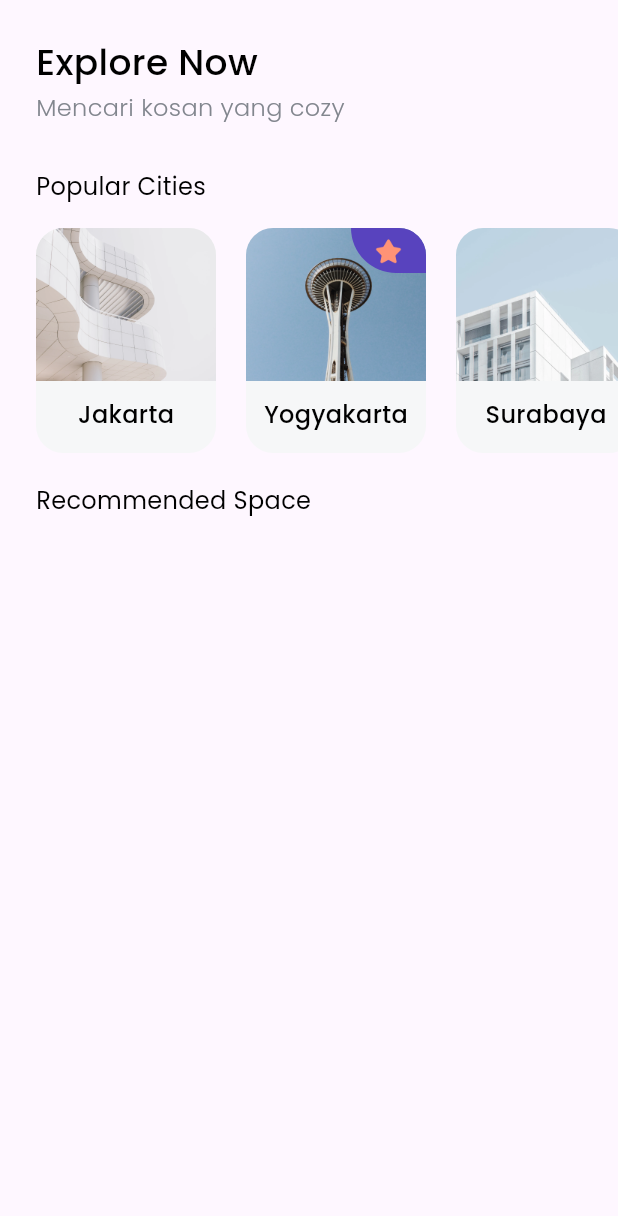
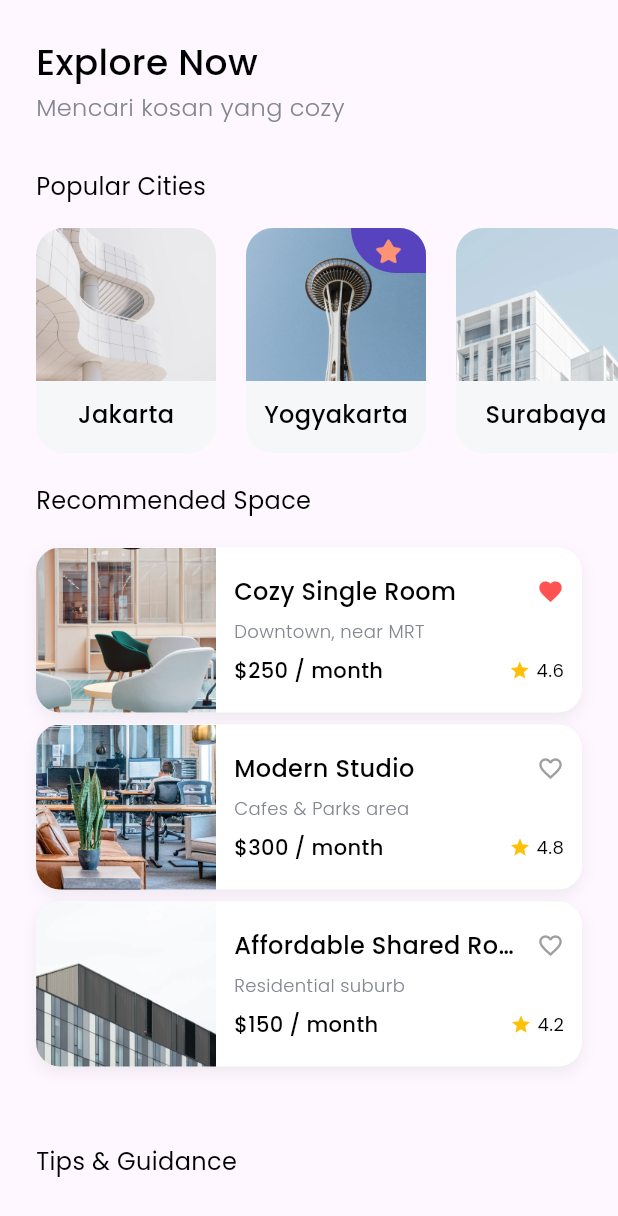
Before and after one commit to rafi-zimraan/flutter_find_house_app, a Flutter app: the screen it shows after launch, after a tap on "Explore Now", on a phone screen of 412 x 824 dp. Shown: the top 1216 px of the screen. Run offline on Flutter 3.47's test engine with Material 3 defaults, Android fonts, the phone set to English and light mode, and no system bars; our stand-ins replace google_fonts.

Commit message:
feat: add bottomNavbar & spaceCard & HomeScreen

```diff
--- /dev/null
+++ b/lib/model/Tips.dart
@@ -0,0 +1,13 @@
+class Tips {
+  int id;
+  String title;
+  String imageUrl;
+  String updatedAt;
+
+  Tips({
+    required this.id,
+    required this.title,
+    required this.imageUrl,
+    required this.updatedAt,
+  });
+}
--- a/lib/pages/HomeScreen.dart
+++ b/lib/pages/HomeScreen.dart
@@ -1,7 +1,11 @@
 import 'package:flutter/material.dart';
 import 'package:flutter_find_house_app/model/City.dart';
+import 'package:flutter_find_house_app/model/Tips.dart';
 import 'package:flutter_find_house_app/theme.dart';
+import 'package:flutter_find_house_app/widgets/bottom_navbar.dart';
 import 'package:flutter_find_house_app/widgets/city_card.dart';
+import 'package:flutter_find_house_app/widgets/space_card.dart';
+import 'package:flutter_find_house_app/widgets/tips_card.dart';
 
 class Homescreen extends StatelessWidget {
   const Homescreen({super.key});
@@ -32,7 +36,7 @@ class Homescreen extends StatelessWidget {
               ),
               SizedBox(height: 30),
 
-              // ! NOTE: POPULAR CITIES
+              // NOTE: POPULAR CITIES
               Padding(
                 padding: EdgeInsets.only(left: edge),
                 child: Text(
@@ -78,12 +82,109 @@ class Homescreen extends StatelessWidget {
                 ),
               ),
               SizedBox(height: 20),
-
               Padding(
                 padding: EdgeInsets.only(left: edge),
                 child: Text(
                   "Recommended Space",
                   style: regulerTextStyle.copyWith(fontSize: 16),
+                ),
+              ),
+              SizedBox(height: 20),
+              Padding(
+                padding: EdgeInsets.symmetric(horizontal: edge),
+                child: Column(
+                  children: [
+                    SpaceCard(
+                      imageUrl: 'assets/space1.png',
+                      name: 'Cozy Single Room',
+                      address: 'Downtown, near MRT',
+                      price: 250,
+                      rating: 4.6,
+                      isFavorite: true,
+                    ),
+                    SpaceCard(
+                      imageUrl: 'assets/space2.png',
+                      name: 'Modern Studio',
+                      address: 'Cafes & Parks area',
+                      price: 300,
+                      rating: 4.8,
+                      isFavorite: false,
+                    ),
+                    SpaceCard(
+                      imageUrl: 'assets/space3.png',
+                      name: 'Affordable Shared Room',
+                      address: 'Residential suburb',
+                      price: 150,
+                      rating: 4.2,
+                      isFavorite: false,
+                    ),
+                    SizedBox(height: 24),
+                  ],
+                ),
+              ),
+              SizedBox(height: 20),
+              // NOTE: TIPS & GUIDANCE
+              Padding(
+                padding: EdgeInsets.only(left: edge),
+                child: Text(
+                  "Tips & Guidance",
+                  style: regulerTextStyle.copyWith(fontSize: 16),
+                ),
+              ),
+              SizedBox(height: 20),
+              Padding(
+                padding: EdgeInsets.symmetric(horizontal: edge),
+                child: Column(
+                  children: [
+                    TipsCard(
+                      Tips(
+                        id: 1,
+                        title: 'City Guidelines',
+                        imageUrl: 'assets/tips1.png',
+                        updatedAt: 'Updated d20 Apr',
+                      ),
+                    ),
+                    SizedBox(height: 20),
+                    TipsCard(
+                      Tips(
+                        id: 2,
+                        title: 'Jakarta Fairship',
+                        imageUrl: 'assets/tips2.png',
+                        updatedAt: 'Updated 11 Dec',
+                      ),
+                    ),
+                  ],
+                ),
+              ),
+              SizedBox(height: 20),
+              Container(
+                height: 65,
+                width: MediaQuery.of(context).size.width - (2 * edge),
+                margin: EdgeInsets.symmetric(horizontal: edge),
+                decoration: BoxDecoration(
+                  color: Color(0xffF6f7F8),
+                  borderRadius: BorderRadius.circular(23),
+                ),
+                child: Row(
+                  mainAxisAlignment: MainAxisAlignment.spaceAround,
+                  children: [
+                    BottomNavbar(
+                      imageUrl: 'assets/icon_home.png',
+                      isActive: false,
+                    ),
+                    BottomNavbar(
+                      imageUrl: 'assets/icon_email.png',
+                      isActive: true,
+                    ),
+                    BottomNavbar(
+                      imageUrl: 'assets/icon_card.png',
+                      isActive: false,
+                    ),
+                    BottomNavbar(
+                      imageUrl: 'assets/icon_love.png',
+                      isActive: false,
+                    ),
+                  ],
                 ),
               ),
             ],
--- /dev/null
+++ b/lib/widgets/bottom_navbar.dart
@@ -0,0 +1,36 @@
+import 'package:flutter/material.dart';
+import 'package:flutter_find_house_app/theme.dart';
+
+class BottomNavbar extends StatelessWidget {
+  final String imageUrl;
+  final bool isActive;
+
+  BottomNavbar({required this.imageUrl, this.isActive = false});
+
+  @override
+  Widget build(BuildContext context) {
+    return Column(
+      children: [
+        Spacer(),
+        Image.asset(
+          imageUrl,
+          width: 24,
+          color: isActive ? purpleColor : greyColor,
+        ),
+        Spacer(),
+        isActive
+            ? Container(
+                width: 30,
+                height: 2,
+                decoration: BoxDecoration(
+                  color: isActive ? purpleColor : Colors.transparent,
+                  borderRadius: BorderRadius.vertical(
+                    top: Radius.circular(1000),
+                  ),
+                ),
+              )
+            : Container(),
+      ],
+    );
+  }
+}
--- /dev/null
+++ b/lib/widgets/space_card.dart
@@ -0,0 +1,108 @@
+import 'package:flutter/material.dart';
+import 'package:flutter_find_house_app/theme.dart';
+
+class SpaceCard extends StatelessWidget {
+  final String imageUrl;
+  final String name;
+  final String address;
+  final int price;
+  final double rating;
+  final bool isFavorite;
+
+  const SpaceCard({
+    super.key,
+    required this.imageUrl,
+    required this.name,
+    required this.address,
+    required this.price,
+    required this.rating,
+    this.isFavorite = false,
+  });
+
+  @override
+  Widget build(BuildContext context) {
+    return Container(
+      margin: EdgeInsets.only(bottom: 8),
+      decoration: BoxDecoration(
+        color: Colors.white,
+        borderRadius: BorderRadius.circular(16),
+        boxShadow: [
+          BoxShadow(
+            color: Colors.black.withOpacity(0.06),
+            blurRadius: 8,
+            offset: Offset(0, 4),
+          ),
+        ],
+      ),
+      child: Row(
+        children: [
+          ClipRRect(
+            borderRadius: BorderRadius.only(
+              topLeft: Radius.circular(16),
+              bottomLeft: Radius.circular(16),
+            ),
+            child: Image.asset(
+              imageUrl,
+              width: 120,
+              height: 110,
+              fit: BoxFit.cover,
+            ),
+          ),
+          Expanded(
+            child: Padding(
+              padding: const EdgeInsets.symmetric(horizontal: 12, vertical: 10),
+              child: Column(
+                crossAxisAlignment: CrossAxisAlignment.start,
+                mainAxisSize: MainAxisSize.min,
+                children: [
+                  Row(
+                    mainAxisAlignment: MainAxisAlignment.spaceBetween,
+                    children: [
+                      Expanded(
+                        child: Text(
+                          name,
+                          style: blackTextStyle.copyWith(fontSize: 16),
+                          maxLines: 1,
+                          overflow: TextOverflow.ellipsis,
+                        ),
+                      ),
+                      SizedBox(width: 8),
+                      Icon(
+                        isFavorite ? Icons.favorite : Icons.favorite_border,
+                        color: isFavorite ? Colors.redAccent : Colors.grey,
+                        size: 18,
+                      ),
+                    ],
+                  ),
+                  SizedBox(height: 6),
+                  Text(
+                    address,
+                    style: greyTextStyle.copyWith(fontSize: 12),
+                    maxLines: 1,
+                    overflow: TextOverflow.ellipsis,
+                  ),
+                  SizedBox(height: 8),
+                  Row(
+                    children: [
+                      Text(
+                        '\$$price / month',
+                        style: blackTextStyle.copyWith(fontSize: 14),
+                      ),
+                      Spacer(),
+                      Icon(Icons.star, color: Colors.amber, size: 14),
+                      SizedBox(width: 4),
+                      Text(
+                        rating.toStringAsFixed(1),
+                        style: regulerTextStyle.copyWith(fontSize: 12),
+                      ),
+                    ],
+                  ),
+                ],
+              ),
+            ),
+          ),
+        ],
+      ),
+    );
+  }
+}
--- /dev/null
+++ b/lib/widgets/tips_card.dart
@@ -0,0 +1,31 @@
+import 'package:flutter/material.dart';
+import 'package:flutter_find_house_app/model/Tips.dart';
+import 'package:flutter_find_house_app/theme.dart';
+
+class TipsCard extends StatelessWidget {
+  final Tips tips;
+  TipsCard(this.tips);
+
+  @override
+  Widget build(BuildContext context) {
+    return Row(
+      children: [
+        Image.asset(tips.imageUrl, width: 80, height: 80),
+        SizedBox(width: 16),
+        Column(
+          crossAxisAlignment: CrossAxisAlignment.start,
+          children: [
+            Text(tips.title, style: blackTextStyle.copyWith(fontSize: 18)),
+            SizedBox(height: 4),
+            Text(tips.updatedAt, style: greyTextStyle),
+          ],
+        ),
+        Spacer(),
+        IconButton(
+          onPressed: () {},
+          icon: Icon(Icons.chevron_right, color: greyColor),
+        ),
+      ],
+    );
+  }
+}
--- a/pubspec.yaml
+++ b/pubspec.yaml
@@ -19,7 +19,6 @@ dev_dependencies:
     sdk: flutter
   flutter_lints: ^5.0.0
 
-# The following section is specific to Flutter packages.
 flutter:
   uses-material-design: true
   assets:
```
Also changed, not shown: pubspec.lock.
